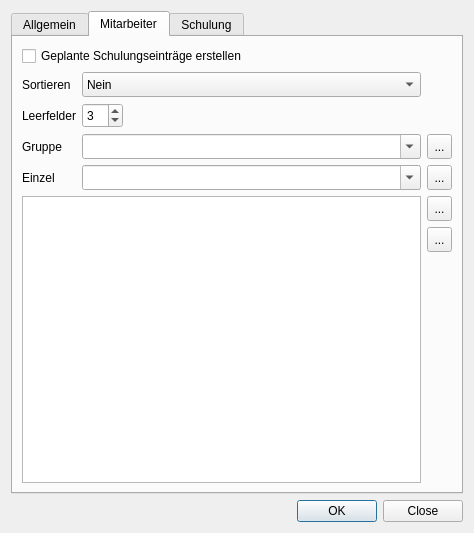
The window that ui/qmsigninglistdialog.ui (Christian-Kr/QualificationMatrix) describes before a commit, drawn with Qt 5.
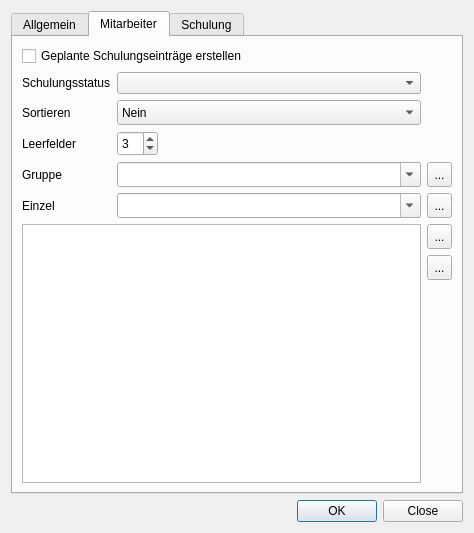
The same window after the commit. Icons and pictures are not drawn.

Commit message: Add option to select default state on auto creation of training data entries

```diff
--- a/ui/qmsigninglistdialog.ui
+++ b/ui/qmsigninglistdialog.ui
@@ -127,123 +127,7 @@
        <string>Mitarbeiter</string>
       </attribute>
       <layout class="QGridLayout" name="gridLayout">
-       <item row="4" column="0">
-        <widget class="QLabel" name="label_4">
-         <property name="text">
-          <string>Einzel</string>
-         </property>
-        </widget>
-       </item>
-       <item row="4" column="1">
-        <widget class="QComboBox" name="cbSingleEmployee">
-         <property name="sizePolicy">
-          <sizepolicy hsizetype="Expanding" vsizetype="Fixed">
-           <horstretch>0</horstretch>
-           <verstretch>0</verstretch>
-          </sizepolicy>
-         </property>
-         <property name="minimumSize">
-          <size>
-           <width>0</width>
-           <height>25</height>
-          </size>
-         </property>
-         <property name="editable">
-          <bool>true</bool>
-         </property>
-         <property name="maxVisibleItems">
-          <number>20</number>
-         </property>
-         <property name="insertPolicy">
-          <enum>QComboBox::NoInsert</enum>
-         </property>
-         <property name="minimumContentsLength">
-          <number>20</number>
-         </property>
-        </widget>
-       </item>
-       <item row="4" column="2">
-        <widget class="QToolButton" name="tbAddEmployee">
-         <property name="minimumSize">
-          <size>
-           <width>25</width>
-           <height>25</height>
-          </size>
-         </property>
-         <property name="text">
-          <string>...</string>
-         </property>
-         <property name="icon">
-          <iconset resource="../rcs/icons.qrc">
-           <normaloff>:/icons/icons/list-add.svg</normaloff>:/icons/icons/list-add.svg</iconset>
-         </property>
-         <property name="iconSize">
-          <size>
-           <width>16</width>
-           <height>16</height>
-          </size>
-         </property>
-        </widget>
-       </item>
-       <item row="3" column="2">
-        <widget class="QToolButton" name="tbAddEmployeeFromGroup">
-         <property name="minimumSize">
-          <size>
-           <width>25</width>
-           <height>25</height>
-          </size>
-         </property>
-         <property name="text">
-          <string>...</string>
-         </property>
-         <property name="icon">
-          <iconset resource="../rcs/icons.qrc">
-           <normaloff>:/icons/icons/list-add.svg</normaloff>:/icons/icons/list-add.svg</iconset>
-         </property>
-         <property name="iconSize">
-          <size>
-           <width>16</width>
-           <height>16</height>
-          </size>
-         </property>
-        </widget>
-       </item>
-       <item row="2" column="0">
-        <widget class="QLabel" name="label_2">
-         <property name="text">
-          <string>Leerfelder</string>
-         </property>
-        </widget>
-       </item>
        <item row="3" column="1">
-        <widget class="QComboBox" name="cbEmployeeGroup">
-         <property name="sizePolicy">
-          <sizepolicy hsizetype="Expanding" vsizetype="Fixed">
-           <horstretch>0</horstretch>
-           <verstretch>0</verstretch>
-          </sizepolicy>
-         </property>
-         <property name="minimumSize">
-          <size>
-           <width>0</width>
-           <height>25</height>
-          </size>
-         </property>
-         <property name="editable">
-          <bool>true</bool>
-         </property>
-         <property name="maxVisibleItems">
-          <number>20</number>
-         </property>
-         <property name="insertPolicy">
-          <enum>QComboBox::NoInsert</enum>
-         </property>
-         <property name="minimumContentsLength">
-          <number>20</number>
-         </property>
-        </widget>
-       </item>
-       <item row="2" column="1">
         <layout class="QHBoxLayout" name="horizontalLayout">
          <item>
           <widget class="QSpinBox" name="spEmpty">
@@ -273,7 +157,49 @@
          </item>
         </layout>
        </item>
-       <item row="1" column="1">
+       <item row="0" column="0" colspan="2">
+        <widget class="QCheckBox" name="cbCreateTrainDataEntries">
+         <property name="text">
+          <string>Geplante Schulungseinträge erstellen </string>
+         </property>
+        </widget>
+       </item>
+       <item row="5" column="0">
+        <widget class="QLabel" name="label_4">
+         <property name="text">
+          <string>Einzel</string>
+         </property>
+        </widget>
+       </item>
+       <item row="5" column="1">
+        <widget class="QComboBox" name="cbSingleEmployee">
+         <property name="sizePolicy">
+          <sizepolicy hsizetype="Expanding" vsizetype="Fixed">
+           <horstretch>0</horstretch>
+           <verstretch>0</verstretch>
+          </sizepolicy>
+         </property>
+         <property name="minimumSize">
+          <size>
+           <width>0</width>
+           <height>25</height>
+          </size>
+         </property>
+         <property name="editable">
+          <bool>true</bool>
+         </property>
+         <property name="maxVisibleItems">
+          <number>20</number>
+         </property>
+         <property name="insertPolicy">
+          <enum>QComboBox::NoInsert</enum>
+         </property>
+         <property name="minimumContentsLength">
+          <number>20</number>
+         </property>
+        </widget>
+       </item>
+       <item row="2" column="1">
         <widget class="QComboBox" name="cbSort">
          <property name="minimumSize">
           <size>
@@ -298,7 +224,37 @@
          </item>
         </widget>
        </item>
-       <item row="5" column="0" colspan="2">
+       <item row="4" column="2">
+        <widget class="QToolButton" name="tbAddEmployeeFromGroup">
+         <property name="minimumSize">
+          <size>
+           <width>25</width>
+           <height>25</height>
+          </size>
+         </property>
+         <property name="text">
+          <string>...</string>
+         </property>
+         <property name="icon">
+          <iconset resource="../rcs/icons.qrc">
+           <normaloff>:/icons/icons/list-add.svg</normaloff>:/icons/icons/list-add.svg</iconset>
+         </property>
+         <property name="iconSize">
+          <size>
+           <width>16</width>
+           <height>16</height>
+          </size>
+         </property>
+        </widget>
+       </item>
+       <item row="3" column="0">
+        <widget class="QLabel" name="label_2">
+         <property name="text">
+          <string>Leerfelder</string>
+         </property>
+        </widget>
+       </item>
+       <item row="6" column="0" colspan="2">
         <widget class="QListWidget" name="lwEmployees">
          <property name="sizePolicy">
           <sizepolicy hsizetype="Expanding" vsizetype="Preferred">
@@ -308,14 +264,42 @@
          </property>
         </widget>
        </item>
-       <item row="3" column="0">
+       <item row="4" column="0">
         <widget class="QLabel" name="label_3">
          <property name="text">
           <string>Gruppe</string>
          </property>
         </widget>
        </item>
-       <item row="5" column="2">
+       <item row="4" column="1">
+        <widget class="QComboBox" name="cbEmployeeGroup">
+         <property name="sizePolicy">
+          <sizepolicy hsizetype="Expanding" vsizetype="Fixed">
+           <horstretch>0</horstretch>
+           <verstretch>0</verstretch>
+          </sizepolicy>
+         </property>
+         <property name="minimumSize">
+          <size>
+           <width>0</width>
+           <height>25</height>
+          </size>
+         </property>
+         <property name="editable">
+          <bool>true</bool>
+         </property>
+         <property name="maxVisibleItems">
+          <number>20</number>
+         </property>
+         <property name="insertPolicy">
+          <enum>QComboBox::NoInsert</enum>
+         </property>
+         <property name="minimumContentsLength">
+          <number>20</number>
+         </property>
+        </widget>
+       </item>
+       <item row="6" column="2">
         <layout class="QVBoxLayout" name="verticalLayout_3">
          <item>
           <widget class="QToolButton" name="tbRemoveEmployee">
@@ -378,17 +362,56 @@
          </item>
         </layout>
        </item>
-       <item row="1" column="0">
+       <item row="5" column="2">
+        <widget class="QToolButton" name="tbAddEmployee">
+         <property name="minimumSize">
+          <size>
+           <width>25</width>
+           <height>25</height>
+          </size>
+         </property>
+         <property name="text">
+          <string>...</string>
+         </property>
+         <property name="icon">
+          <iconset resource="../rcs/icons.qrc">
+           <normaloff>:/icons/icons/list-add.svg</normaloff>:/icons/icons/list-add.svg</iconset>
+         </property>
+         <property name="iconSize">
+          <size>
+           <width>16</width>
+           <height>16</height>
+          </size>
+         </property>
+        </widget>
+       </item>
+       <item row="2" column="0">
         <widget class="QLabel" name="label_10">
          <property name="text">
           <string>Sortieren</string>
          </property>
         </widget>
        </item>
-       <item row="0" column="0" colspan="2">
-        <widget class="QCheckBox" name="cbCreateTrainDataEntries">
+       <item row="1" column="0">
+        <widget class="QLabel" name="label_11">
          <property name="text">
-          <string>Geplante Schulungseinträge erstellen </string>
+          <string>Schulungsstatus</string>
+         </property>
+        </widget>
+       </item>
+       <item row="1" column="1">
+        <widget class="QComboBox" name="cbTrainingState">
+         <property name="editable">
+          <bool>false</bool>
+         </property>
+         <property name="maxVisibleItems">
+          <number>20</number>
+         </property>
+         <property name="insertPolicy">
+          <enum>QComboBox::NoInsert</enum>
+         </property>
+         <property name="minimumContentsLength">
+          <number>20</number>
          </property>
         </widget>
        </item>
```
Left out of the diff: 17 changed lines with no effect on the pictures. The commit also changes 2 other files.
